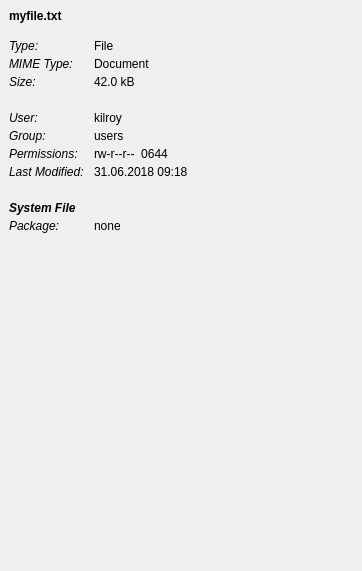
The window that src/file-details-view.ui (shundhammer/qdirstat) describes before a commit, drawn with Qt 5.
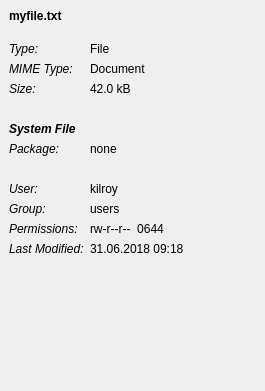
The same window after the commit.

Commit message: Don't show irrelevant fields in file details view

The edit to the form file:
```diff
--- a/src/file-details-view.ui
+++ b/src/file-details-view.ui
@@ -6,8 +6,8 @@
    <rect>
     <x>0</x>
     <y>0</y>
-    <width>362</width>
-    <height>571</height>
+    <width>265</width>
+    <height>391</height>
    </rect>
   </property>
   <property name="windowTitle">
@@ -17,15 +17,9 @@
    <number>0</number>
   </property>
   <widget class="QWidget" name="fileDetailsPage">
-   <layout class="QHBoxLayout" name="fileDetailsHBox">
-    <property name="spacing">
-     <number>0</number>
-    </property>
+   <layout class="QHBoxLayout" name="horizontalLayout_2">
     <item>
      <layout class="QVBoxLayout" name="filePageVBox">
-      <property name="spacing">
-       <number>4</number>
-      </property>
       <item>
        <widget class="QLabel" name="fileNameLabel">
         <property name="font">
@@ -50,25 +44,22 @@
         <property name="sizeHint" stdset="0">
          <size>
           <width>20</width>
-          <height>12</height>
+          <height>13</height>
          </size>
         </property>
        </spacer>
       </item>
       <item>
-       <layout class="QGridLayout" name="fileGridLayout" columnstretch="0,1">
-        <property name="horizontalSpacing">
-         <number>10</number>
-        </property>
-        <item row="1" column="0">
-         <widget class="QLabel" name="fileMimeTypeCaption">
+       <layout class="QGridLayout" name="fileGridLayout">
+        <item row="0" column="0">
+         <widget class="QLabel" name="fileTypeCaption">
           <property name="font">
            <font>
             <italic>true</italic>
            </font>
           </property>
           <property name="text">
-           <string>MIME Type:</string>
+           <string>Type:</string>
           </property>
          </widget>
         </item>
@@ -79,6 +70,18 @@
           </property>
          </widget>
         </item>
+        <item row="1" column="0">
+         <widget class="QLabel" name="fileMimeTypeCaption">
+          <property name="font">
+           <font>
+            <italic>true</italic>
+           </font>
+          </property>
+          <property name="text">
+           <string>MIME Type:</string>
+          </property>
+         </widget>
+        </item>
         <item row="1" column="1">
          <widget class="QLabel" name="fileMimeTypeLabel">
           <property name="text">
@@ -86,13 +89,6 @@
           </property>
          </widget>
         </item>
-        <item row="2" column="1">
-         <widget class="QLabel" name="fileSizeLabel">
-          <property name="text">
-           <string>42.0 kB</string>
-          </property>
-         </widget>
-        </item>
         <item row="2" column="0">
          <widget class="QLabel" name="fileSizeCaption">
           <property name="font">
@@ -105,15 +101,10 @@
           </property>
          </widget>
         </item>
-        <item row="0" column="0">
-         <widget class="QLabel" name="fileTypeCaption">
-          <property name="font">
-           <font>
-            <italic>true</italic>
-           </font>
-          </property>
+        <item row="2" column="1">
+         <widget class="QLabel" name="fileSizeLabel">
           <property name="text">
-           <string>Type:</string>
+           <string>42.0 kB</string>
           </property>
          </widget>
         </item>
@@ -124,7 +115,85 @@
           </property>
          </widget>
         </item>
+        <item row="4" column="0">
+         <widget class="QLabel" name="fileSystemFileWarning">
+          <property name="font">
+           <font>
+            <weight>75</weight>
+            <italic>true</italic>
+            <bold>true</bold>
+           </font>
+          </property>
+          <property name="text">
+           <string>System File</string>
+          </property>
+         </widget>
+        </item>
+        <item row="5" column="0">
+         <widget class="QLabel" name="filePackageCaption">
+          <property name="font">
+           <font>
+            <italic>true</italic>
+           </font>
+          </property>
+          <property name="text">
+           <string>Package:</string>
+          </property>
+         </widget>
+        </item>
+        <item row="5" column="1">
+         <widget class="QLabel" name="filePackageLabel">
+          <property name="text">
+           <string>none</string>
+          </property>
+         </widget>
+        </item>
         <item row="6" column="0">
+         <widget class="QLabel" name="fileSpacerCaption2">
+          <property name="text">
+           <string/>
+          </property>
+         </widget>
+        </item>
+        <item row="7" column="0">
+         <widget class="QLabel" name="fileUserCaption">
+          <property name="font">
+           <font>
+            <italic>true</italic>
+           </font>
+          </property>
+          <property name="text">
+           <string>User:</string>
+          </property>
+         </widget>
+        </item>
+        <item row="7" column="1">
+         <widget class="QLabel" name="fileUserLabel">
+          <property name="text">
+           <string>kilroy</string>
+          </property>
+         </widget>
+        </item>
+        <item row="8" column="0">
+         <widget class="QLabel" name="fileGroupCaption">
+          <property name="font">
+           <font>
+            <italic>true</italic>
+           </font>
+          </property>
+          <property name="text">
+           <string>Group:</string>
+          </property>
+         </widget>
+        </item>
+        <item row="8" column="1">
+         <widget class="QLabel" name="fileGroupLabel">
+          <property name="text">
+           <string>users</string>
+          </property>
+         </widget>
+        </item>
+        <item row="9" column="0">
          <widget class="QLabel" name="filePermissionsCaption">
           <property name="font">
            <font>
@@ -136,14 +205,14 @@
           </property>
          </widget>
         </item>
-        <item row="6" column="1">
+        <item row="9" column="1">
          <widget class="QLabel" name="filePermissionsLabel">
           <property name="text">
            <string>rw-r--r--  0644</string>
           </property>
          </widget>
         </item>
-        <item row="7" column="0">
+        <item row="10" column="0">
          <widget class="QLabel" name="fileMTimeCaption">
           <property name="font">
            <font>
@@ -155,91 +224,13 @@
           </property>
          </widget>
         </item>
-        <item row="7" column="1">
+        <item row="10" column="1">
          <widget class="QLabel" name="fileMTimeLabel">
           <property name="text">
            <string>31.06.2018 09:18</string>
           </property>
          </widget>
         </item>
-        <item row="4" column="0">
-         <widget class="QLabel" name="fileUserCaption">
-          <property name="font">
-           <font>
-            <italic>true</italic>
-           </font>
-          </property>
-          <property name="text">
-           <string>User:</string>
-          </property>
-         </widget>
-        </item>
-        <item row="4" column="1">
-         <widget class="QLabel" name="fileUserLabel">
-          <property name="text">
-           <string>kilroy</string>
-          </property>
-         </widget>
-        </item>
-        <item row="5" column="0">
-         <widget class="QLabel" name="fileGroupCaption">
-          <property name="font">
-           <font>
-            <italic>true</italic>
-           </font>
-          </property>
-          <property name="text">
-           <string>Group:</string>
-          </property>
-         </widget>
-        </item>
-        <item row="5" column="1">
-         <widget class="QLabel" name="fileGroupLabel">
-          <property name="text">
-           <string>users</string>
-          </property>
-         </widget>
-        </item>
-        <item row="8" column="0">
-         <widget class="QLabel" name="fileSpacerCaption2">
-          <property name="text">
-           <string/>
-          </property>
-         </widget>
-        </item>
-        <item row="10" column="0">
-         <widget class="QLabel" name="filePackageCaption">
-          <property name="font">
-           <font>
-            <italic>true</italic>
-           </font>
-          </property>
-          <property name="text">
-           <string>Package:</string>
-          </property>
-         </widget>
-        </item>
-        <item row="10" column="1">
-         <widget class="QLabel" name="filePackageLabel">
-          <property name="text">
-           <string>none</string>
-          </property>
-         </widget>
-        </item>
-        <item row="9" column="0">
-         <widget class="QLabel" name="fileSystemFileWarningCaption">
-          <property name="font">
-           <font>
-            <weight>75</weight>
-            <italic>true</italic>
-            <bold>true</bold>
-           </font>
-          </property>
-          <property name="text">
-           <string>System File</string>
-          </property>
-         </widget>
-        </item>
        </layout>
       </item>
       <item>
```
Left out of the diff: 83 changed lines with no effect on the pictures. The commit also changes 1 other file.
